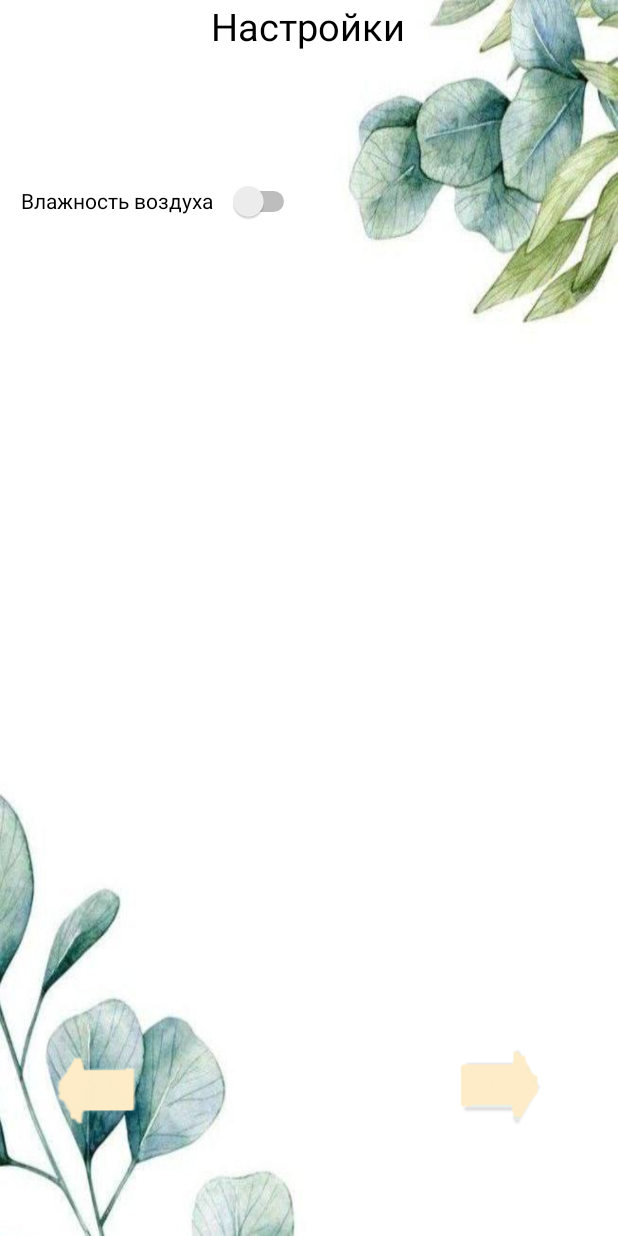
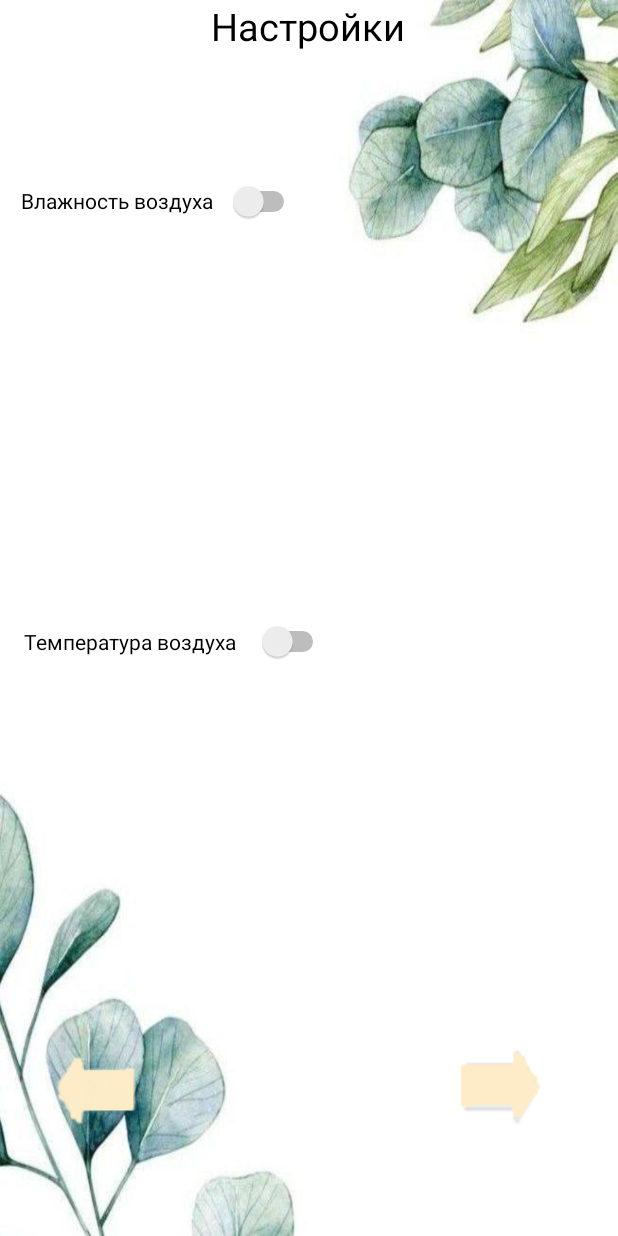
Before and after one commit to Kirrius/plantcare-system, an Android app built with Jetpack Compose: the MainActivityreadyscript screen opened directly, with no data from a screen before it, after a tap on an icon or button, on a phone screen of 412 x 824 dp. Run offline under Robolectric (Android 15) with nearby library versions, the phone set to English and light mode, and no system bars; our stand-ins replace Firebase (no records; nobody signed in at launch, a user with empty details on screens opened directly); Roboto replaces fonts that are not available here.

Commit message:
Второй коммит

```diff
--- a/app/src/main/java/com/example/plant_care/MainActivityreadyscript.kt
+++ b/app/src/main/java/com/example/plant_care/MainActivityreadyscript.kt
@@ -26,6 +26,8 @@ import kotlin.jvm.java
 import kotlin.collections.set
 import kotlin.io.use
 import kotlin.text.isNullOrEmpty
+import android.util.Log
+import com.google.gson.JsonSyntaxException
 
 class MainActivityreadyscript : AppCompatActivity() {
 
@@ -37,18 +39,25 @@ class MainActivityreadyscript : AppCompatActivity() {
     @SuppressLint("UseSwitchCompatOrMaterialCode")
     private lateinit var wateringSwitch: Switch
     private lateinit var wateringSwitchuv: Switch
+    private lateinit var TempSwitch: Switch
     private lateinit var wateringTextView: TextView
     private lateinit var wateringTextViewuv: TextView
+    private lateinit var TempTextView: TextView
     private lateinit var wateringn1TextView: TextView
     private lateinit var wateringn2TextView: TextView
     private lateinit var wateringnuv1TextView: TextView
     private lateinit var wateringnuv2TextView: TextView
+    private lateinit var TempTextViewt1: TextView
+    private lateinit var TempTextViewt2: TextView
     private lateinit var wateringEditText1: EditText
     private lateinit var wateringEditText2: EditText
     private lateinit var wateringEditTextuv1: EditText
     private lateinit var wateringEditTextuv2: EditText
+    private lateinit var TempEditText1: EditText
+    private lateinit var TempEditText2: EditText
     private lateinit var wateringnButton: Button
     private lateinit var wateringnuvButton: Button
+    private lateinit var TempButton: Button
     private lateinit var saveButton: Button
     private lateinit var vpravoButton: ImageButton
     private lateinit var activityResultLauncher: ActivityResultLauncher<Intent>
@@ -65,10 +74,10 @@ class MainActivityreadyscript : AppCompatActivity() {
             "   - Если уровень влажности почвы > n.2%.\n" +
             "   - Отправить уведомление.\n"
 
-    val textn1 = "введите n1:"
-    val textn2 = "введите n2:"
-    val textnuv1 = "введите n.1:"
-    val textnuv2 = "введит n.2:"
+    val textn1 = "введите\nn1:"
+    val textn2 = "введите\nn2:"
+    val textnuv1 = "введите\nn.1:"
+    val textnuv2 = "введит\nn.2:"
     private val REQUEST_CODE = 1
 
     @SuppressLint("MissingInflatedId")
@@ -77,38 +86,49 @@ class MainActivityreadyscript : AppCompatActivity() {
         enableEdgeToEdge()
         setContentView(R.layout.activity_main_activityreadyscript)
 
-        var n1 = "" // влажность почвы
-        var n2 = ""
-        var n1v = ""// влажность почвы(уведомления)
-        var n2v = ""
-        var m1Int = -1 // влажность воздуха
-        var m2Int = -1
+        var n1 = intent.getStringExtra("n1") ?: "" // влажность почвы
+        var n2 = intent.getStringExtra("n2") ?: ""
+        var n1v = intent.getStringExtra("n1v") ?: ""// влажность почвы(уведомления)
+        var n2v = intent.getStringExtra("n2v") ?: ""
+        var m1 = intent.getStringExtra("m1") ?: ""// влажность воздуха
+        var m2 = intent.getStringExtra("m2") ?: ""
+        var t1 = intent.getStringExtra("t1") ?: "" // температура воздуха
+        var t2 = intent.getStringExtra("t2") ?: ""
+        var AirHumiditySwitchState = intent.getBooleanExtra("AirHumidityswitchState", false)
+        var TempSwitchState = intent.getBooleanExtra("TempswitchState", false)
         var firebaseAuth = FirebaseAuth.getInstance()
         var currentUser: FirebaseUser? = firebaseAuth.currentUser
         var hostId = currentUser?.uid ?: "Пользователь не аутентифицирован"
-        var hostPassword = intent.getStringExtra("Password")
+      //  var hostPassword = intent.getStringExtra("Password")
+        val sharedPreferences = getSharedPreferences("MyPrefs", MODE_PRIVATE)
+        var hostPassword = sharedPreferences.getString("Password", "default_value")
         var setting = mutableMapOf<String, Any?>()
-        var minimumAirHumidity = intent.getStringExtra("m1Int")
-        var maximumAirHumidity = intent.getStringExtra("m2Int")
-        setting["minimumSoilMoisture"] = "" // min влажность почвы
-        setting["maximumSoilMoisture"] = "" // max влажность почвы
-        setting["minimumNotificationHumidity"] = "" // min влажность почвы(уведомления)
-        setting["maximumNotificationHumidity"] = "" // max влажность почвы(уведомления)
+        var minimumAirHumidity = intent.getIntExtra("m1Int", -1)
+        var maximumAirHumidity = intent.getIntExtra("m2Int", -1)
+        var minimumTemp = intent.getIntExtra("t1Int", -1)
+        var maximumTemp = intent.getIntExtra("t2Int", -1)
+
+        setting["minSoilMoist"] = "" // min влажность почвы
+        setting["maxSoilMoist"] = "" // max влажность почвы
+        setting["minNotifHumid"] = "" // min влажность почвы(уведомления)
+        setting["maxNotifHumid"] = "" // max влажность почвы(уведомления)
         setting["hostId"] = hostId
         if (hostPassword != null) {
             // Теперь вы можете безопасно использовать hostPassword как String
             setting["hostPassword"] = hostPassword
         }
-        if(minimumAirHumidity != null){
-            setting["minimumAirHumidity"] = minimumAirHumidity // влажность воздуха
+        if(minimumAirHumidity != -1){
+            setting["minAirHumid"] = minimumAirHumidity // влажность воздуха
         }
-        if(minimumAirHumidity != null){
-            setting["maximumAirHumidity"] = minimumAirHumidity // влажность воздуха
+        if(minimumAirHumidity != -1){
+            setting["maxAirHumid"] = minimumAirHumidity // влажность воздуха
         }
-        setting["minimumAirHumidity"] = minimumAirHumidity // влажность воздуха
-        setting["maximumAirHumidity"] = maximumAirHumidity
-        setting["minimumAirTemperature"] = 0 // темпераутра воздуха
-        setting["maximumAirTemperature"] = 0
+        if(minimumTemp != - 1){
+            setting["minAirTemper"] = minimumTemp // температура воздуха
+        }
+        if(maximumTemp != - 1){
+            setting["maxAirTemper"] = maximumTemp // температура воздуха
+        }
 
         wateringSwitch = findViewById(R.id.switch2)
         wateringSwitchuv = findViewById(R.id.switch3)
@@ -128,7 +148,7 @@ class MainActivityreadyscript : AppCompatActivity() {
         vpravoButton= findViewById(R.id.imageButton9)
 
         wateringSwitch.setOnCheckedChangeListener { _, isChecked ->
-            if (wateringSwitch.isChecked) {
+            if (isChecked) {
                 wateringTextView.text = textwatering // Устанавливаем текст при включении
                 wateringn1TextView.text = textn1
                 wateringn2TextView.text = textn2
@@ -138,8 +158,6 @@ class MainActivityreadyscript : AppCompatActivity() {
                 wateringTextView.visibility = View.VISIBLE // Показываем текст
                 wateringEditText1.visibility = View.VISIBLE // Показываем EditText
                 wateringEditText2.visibility = View.VISIBLE // Показываем EditText
-                wateringEditText1.setText(n1)
-                wateringEditText2.setText(n2)
                 wateringnButton.setOnClickListener {
                     n1 = wateringEditText1.text.toString()
                     n2 = wateringEditText2.text.toString()
@@ -147,8 +165,8 @@ class MainActivityreadyscript : AppCompatActivity() {
                     var n2Int = n2.toIntOrNull()
 
                     if(n1Int != null && n2Int != null){
-                        setting["minimumSoilMoisture"] = n1Int
-                        setting["maximumSoilMoisture"] = n2Int
+                        setting["minSoilMoist"] = n1Int
+                        setting["maxSoilMoist"] = n2Int
                     } else {
                         Toast.makeText(this, "Пожалуйста, введите корректные значения", Toast.LENGTH_SHORT).show()
                     }
@@ -181,8 +199,8 @@ class MainActivityreadyscript : AppCompatActivity() {
                     var nv1Int = n1v.toIntOrNull()
                     var nv2Int = n2v.toIntOrNull()
                     if (nv1Int != null && nv2Int != null){
-                        setting["minimumNotificationHumidity"] = nv1Int
-                        setting["maximumNotificationHumidity"] = nv2Int
+                        setting["minNotifHumid"] = nv1Int
+                        setting["maxNotifHumid"] = nv2Int
                     } else {
                         Toast.makeText(this, "Пожалуйста, введите корректные значения", Toast.LENGTH_SHORT).show()
                     }
@@ -203,13 +221,22 @@ class MainActivityreadyscript : AppCompatActivity() {
         ) { result ->
             if (result.resultCode == RESULT_OK) {
                 val data = result.data
+                AirHumiditySwitchState = data?.getBooleanExtra("AirHumidityswitchState", false) ?: false
+                TempSwitchState = data?.getBooleanExtra("TempswitchState", false) ?: false
                 var wateringswitchState = data?.getBooleanExtra("wateringswitchState", false) ?: false
-                wateringSwitch.isChecked = wateringswitchState
                 var wateringswitchuvState = data?.getBooleanExtra("wateringswitchuvState", false) ?: false
+                minimumAirHumidity = data?.getIntExtra("m1Int", -1) ?: -1
+                maximumAirHumidity = data?.getIntExtra("m2Int", -1) ?: -1
+                minimumTemp = data?.getIntExtra("t1Int", -1) ?: -1
+                maximumTemp = data?.getIntExtra("t2Int", -1) ?: -1
                 n1 = data?.getStringExtra("n1") ?: ""
                 n2 = data?.getStringExtra("n2") ?: ""
                 n1v = data?.getStringExtra("n1v") ?: ""
                 n2v = data?.getStringExtra("n2v") ?: ""
+                m1 = data?.getStringExtra("m1") ?: ""
+                m2 = data?.getStringExtra("m2") ?: ""
+                t1 = data?.getStringExtra("t1") ?: ""
+                t2 = data?.getStringExtra("t2") ?: ""
             }
         }
 
@@ -222,8 +249,8 @@ class MainActivityreadyscript : AppCompatActivity() {
                 var n2Int = n2.toIntOrNull()
 
                 if (n1Int != null && n2Int != null) {
-                    setting["minimumSoilMoisture"] = n1Int
-                    setting["maximumSoilMoisture"] = n2Int
+                    setting["minSoilMoist"] = n1Int
+                    setting["maxSoilMoist"] = n2Int
                 }
                 else {
                     Toast.makeText(this, "Пожалуйста, введите значения для полива", Toast.LENGTH_SHORT).show()
@@ -231,8 +258,8 @@ class MainActivityreadyscript : AppCompatActivity() {
                 }
             }
             else {
-                setting["minimumSoilMoisture"] = 1000
-                setting["maximumSoilMoisture"] = 1000
+                setting["minSoilMoist"] = 1000
+                setting["maxSoilMoist"] = 1000
             }
             if (wateringSwitchuv.isChecked){
                 n1v = wateringEditTextuv1.text.toString()
@@ -242,8 +269,8 @@ class MainActivityreadyscript : AppCompatActivity() {
                 var nv2Int = n2v.toIntOrNull()
 
                 if(nv1Int != null && nv2Int != null){
-                    setting["minimumNotificationHumidity"] = nv1Int
-                    setting["maximumNotificationHumidity"] = nv2Int
+                    setting["minNotifHumid"] = nv1Int
+                    setting["maxNotifHumid"] = nv2Int
                 }
                 else {
                     Toast.makeText(this, "Пожалуйста, введите значения для полива", Toast.LENGTH_SHORT).show()
@@ -251,23 +278,61 @@ class MainActivityreadyscript : AppCompatActivity() {
                 }
             }
             else {
-                setting["minimumNotificationHumidity"] = 1000
-                setting["maximumNotificationHumidity"] = 1000
+                setting["minNotifHumid"] = 1000
+                setting["maxNotifHumid"] = 1000
+            }
+            if(AirHumiditySwitchState){
+                if(minimumAirHumidity != -1 && maximumAirHumidity != -1){
+                    setting["minAirHumid"] = minimumAirHumidity
+                    setting["maxAirHumid"] = maximumAirHumidity
+                }
+                else {
+                    Toast.makeText(this, "Введите значения для влажности воздуха", Toast.LENGTH_SHORT).show()
+                    return@setOnClickListener
+                }
+            }
+            else{
+                setting["minAirHumid"] = 1000
+                setting["maxAirHumid"] = 1000
+            }
+            if(TempSwitchState){
+                if(minimumTemp != -1 && maximumTemp != -1){
+                    setting["minAirTemper"] = minimumTemp
+                    setting["maxAirTemper"] = maximumTemp
+                }
+                else {
+                    Toast.makeText(this, "Введите значения для температуры воздуха", Toast.LENGTH_SHORT).show()
+                    return@setOnClickListener
+                }
+            }
+            else {
+                setting["minAirTemper"] = 1000
+                setting["maxAirTemper"] = 1000
+            }
+            setting.forEach { (key, value) ->
+                Log.d("Settings", "$key: $value")
             }
             postRequest(setting)
         }
 
         vpravoButton.setOnClickListener{
             var intent = Intent(this, MainActivityreadyscript2::class.java)
-
             intent.putExtra("wateringswitchState", wateringSwitch.isChecked)
             intent.putExtra("wateringswitchuvState", wateringSwitchuv.isChecked)
+            intent.putExtra("AirHumidityswitchState", AirHumiditySwitchState) // Передаем состояние свитча
+            intent.putExtra("TempswitchState", TempSwitchState)
             intent.putExtra("n1", n1)
             intent.putExtra("n2", n2)
             intent.putExtra("n1v", n1v)
             intent.putExtra("n2v", n2v)
-            intent.putExtra("m1", m1Int)
-            intent.putExtra("m2", m2Int)
+            intent.putExtra("m1", m1)
+            intent.putExtra("m2", m2)
+            intent.putExtra("t1", t1)
+            intent.putExtra("t2", t2)
+            intent.putExtra("m1Int", minimumAirHumidity)
+            intent.putExtra("m2Int", maximumAirHumidity)
+            intent.putExtra("t1Int", minimumTemp)
+            intent.putExtra("t2Int", maximumTemp)
             activityResultLauncher.launch(intent) // Запускаем вторую активность
         }
 
@@ -279,28 +344,8 @@ class MainActivityreadyscript : AppCompatActivity() {
             insets
         }
     }
-    /*
-    fun updateInterfaceVisibility(setting: MutableMap<String, Any?>,isChecked: Boolean, n1: String, n2: String) {
-        if (isChecked) {
-            wateringTextView.text = textwatering // Устанавливаем текст при включении
-            wateringn1TextView.text = textn1
-            wateringn2TextView.text = textn2
-            wateringn1TextView.visibility = View.VISIBLE
-            wateringn2TextView.visibility = View.VISIBLE
-            wateringnButton.visibility = View.VISIBLE // Показываем кнопку
-            wateringTextView.visibility = View.VISIBLE // Показываем текст
-            wateringEditText1.visibility = View.VISIBLE // Показываем EditText
-            wateringEditText1.setText(n1)
-            wateringEditText2.visibility = View.VISIBLE // Показываем EditText
-            wateringEditText2.setText(n2)
-            return
-        }
-        return
-    }
-     */
 
-
-    private fun postRequest(setting: Map<String, Any?>) { // Указываем, что setting — это словарь
+    private fun postRequest(setting: Map<String, Any?>) {
         val client = OkHttpClient()
         val gson = Gson()
 
@@ -312,7 +357,7 @@ class MainActivityreadyscript : AppCompatActivity() {
 
         // Создание запроса
         val request = Request.Builder()
-            .url("https://yourapi.com/endpoint") // Замените на ваш URL
+            .url("https://www.plantsystem.ru/createScript") // Замените на ваш URL
             .post(requestBody)
             .build()
 
@@ -320,18 +365,70 @@ class MainActivityreadyscript : AppCompatActivity() {
         client.newCall(request).enqueue(object : Callback {
             override fun onFailure(call: Call, e: IOException) {
                 e.printStackTrace() // Обработка ошибки
+                Log.e("POST_REQUEST", "Ошибка при отправке запроса: ${e.message}")
             }
 
             override fun onResponse(call: Call, response: Response) {
                 response.use {
-                    if (!response.isSuccessful) throw IOException("Unexpected code $response")
+                    if (!response.isSuccessful) {
+                        Log.e("POST_REQUEST", "Ошибка от сервера: ${response.code} - ${response.message}")
+                        throw IOException("Unexpected code $response")
+                    }
 
-                    // Обработка успешного ответа
-                    val responseData = response.body?.string()
-                    val serverResponse = gson.fromJson(responseData, ServerResponse::class.java)
+                    // Получаем строку ответа
+                    val responseData = response.body?.string() ?: ""
 
+                    // Если ответ пустой
+                    if (responseData.isEmpty()) {
+                        Log.e("POST_REQUEST", "Ответ пустой")
+                        return
+                    }
+
+                    // Обрабатываем ответ с кодом 500
+                    if (response.code == 500) {
+                        try {
+                            val errorResponse = gson.fromJson(responseData, ErrorResponse::class.java)
+                            Log.e("POST_REQUEST", "Ошибка на сервере: ${errorResponse.error} - ${errorResponse.details}")
+                        } catch (e: JsonSyntaxException) {
+                            Log.e("POST_REQUEST", "Ошибка при парсинге ошибки: ${e.message}")
+                        }
+                    }
+
+                    // Обрабатываем ответ с кодом 201
+                    if (response.code == 201) {
+                        try {
+                            // Парсим ответ с двумя фрагментами (JSON и целое число)
+                            val tupleResponse = gson.fromJson(responseData, TupleResponse::class.java)
+
+                            // Доступ к данным в ответе
+                            Log.d("POST_REQUEST", "Запрос успешно выполнен, ответ: ${tupleResponse.data.message}, script id: ${tupleResponse.data.scriptId}")
+                            Log.d("POST_REQUEST", "Status code: ${tupleResponse.statusCode}")
+                        } catch (e: JsonSyntaxException) {
+                            Log.e("POST_REQUEST", "Ошибка при парсинге успешного ответа: ${e.message}")
+                        }
+                    }
                 }
             }
         })
     }
+
+// Классы для парсинга ответов от сервера
+
+    // Класс для вложенного объекта данных
+    data class DataResponse(
+        val message: String,
+        val scriptId: String // или другой тип, в зависимости от структуры данных
+    )
+
+    // Класс для полного ответа от сервера
+    data class TupleResponse(
+        val data: DataResponse,  // Вложенный объект с данными
+        val statusCode: Int      // Статусный код (целое число)
+    )
+
+    // Класс для обработки ошибок (если нужно)
+    data class ErrorResponse(
+        val error: String,
+        val details: String
+    )
 }
--- a/app/src/main/res/layout/activity_main_activityreadyscript2.xml
+++ b/app/src/main/res/layout/activity_main_activityreadyscript2.xml
@@ -51,6 +51,21 @@
         app:layout_constraintTop_toTopOf="parent"
         app:layout_constraintVertical_bias="0.391" />
 
+    <Button
+        android:id="@+id/button12"
+        android:layout_width="149dp"
+        android:layout_height="74dp"
+        android:backgroundTint="@color/reg_button_colour"
+        android:text="Сохранить"
+        android:textColor="@color/black"
+        app:layout_constraintBottom_toBottomOf="parent"
+        app:layout_constraintEnd_toEndOf="parent"
+        android:visibility="gone"
+        app:layout_constraintHorizontal_bias="0.893"
+        app:layout_constraintStart_toStartOf="parent"
+        app:layout_constraintTop_toTopOf="parent"
+        app:layout_constraintVertical_bias="0.776" />
+
     <EditText
         android:id="@+id/editTextText5"
         android:layout_width="119dp"
@@ -59,12 +74,27 @@
         android:inputType="text"
         app:layout_constraintBottom_toBottomOf="parent"
         app:layout_constraintEnd_toEndOf="parent"
-        app:layout_constraintHorizontal_bias="0.294"
+        app:layout_constraintHorizontal_bias="0.303"
         android:visibility="gone"
         android:textColor="@color/black"
         app:layout_constraintStart_toStartOf="parent"
         app:layout_constraintTop_toTopOf="parent"
         app:layout_constraintVertical_bias="0.419" />
+
+    <EditText
+        android:id="@+id/editTextText9"
+        android:layout_width="119dp"
+        android:layout_height="42dp"
+        android:ems="10"
+        android:inputType="text"
+        android:textColor="@color/black"
+        app:layout_constraintBottom_toBottomOf="parent"
+        app:layout_constraintEnd_toEndOf="parent"
+        android:visibility="gone"
+        app:layout_constraintHorizontal_bias="0.304"
+        app:layout_constraintStart_toStartOf="parent"
+        app:layout_constraintTop_toTopOf="parent"
+        app:layout_constraintVertical_bias="0.786" />
 
     <EditText
         android:id="@+id/editTextText7"
@@ -74,12 +104,27 @@
         android:inputType="text"
         app:layout_constraintBottom_toBottomOf="parent"
         app:layout_constraintEnd_toEndOf="parent"
-        app:layout_constraintHorizontal_bias="0.294"
+        app:layout_constraintHorizontal_bias="0.303"
         android:visibility="gone"
         android:textColor="@color/black"
         app:layout_constraintStart_toStartOf="parent"
         app:layout_constraintTop_toTopOf="parent"
         app:layout_constraintVertical_bias="0.358" />
+
+    <EditText
+        android:id="@+id/editTextText8"
+        android:layout_width="119dp"
+        android:layout_height="42dp"
+        android:ems="10"
+        android:inputType="text"
+        android:textColor="@color/black"
+        app:layout_constraintBottom_toBottomOf="parent"
+        app:layout_constraintEnd_toEndOf="parent"
+        android:visibility="gone"
+        app:layout_constraintHorizontal_bias="0.304"
+        app:layout_constraintStart_toStartOf="parent"
+        app:layout_constraintTop_toTopOf="parent"
+        app:layout_constraintVertical_bias="0.725" />
 
     <TextView
         android:id="@+id/textView15"
@@ -95,6 +140,19 @@
         app:layout_constraintVertical_bias="0.358" />
 
     <TextView
+        android:id="@+id/textView18"
+        android:layout_width="86dp"
+        android:layout_height="42dp"
+        android:textColor="@color/black"
+        android:visibility="gone"
+        app:layout_constraintBottom_toBottomOf="parent"
+        app:layout_constraintEnd_toEndOf="parent"
+        app:layout_constraintHorizontal_bias="0.009"
+        app:layout_constraintStart_toStartOf="parent"
+        app:layout_constraintTop_toTopOf="parent"
+        app:layout_constraintVertical_bias="0.725" />
+
+    <TextView
         android:id="@+id/textView16"
         android:layout_width="86dp"
         android:layout_height="42dp"
@@ -106,6 +164,19 @@
         app:layout_constraintStart_toStartOf="parent"
         app:layout_constraintTop_toTopOf="parent"
         app:layout_constraintVertical_bias="0.419" />
+
+    <TextView
+        android:id="@+id/textView19"
+        android:layout_width="86dp"
+        android:layout_height="42dp"
+        android:textColor="@color/black"
+        android:visibility="gone"
+        app:layout_constraintBottom_toBottomOf="parent"
+        app:layout_constraintEnd_toEndOf="parent"
+        app:layout_constraintHorizontal_bias="0.009"
+        app:layout_constraintStart_toStartOf="parent"
+        app:layout_constraintTop_toTopOf="parent"
+        app:layout_constraintVertical_bias="0.786" />
 
     <TextView
         android:id="@+id/textView12"
@@ -120,6 +191,19 @@
         app:layout_constraintTop_toTopOf="parent"
         app:layout_constraintVertical_bias="0.235" />
 
+    <TextView
+        android:id="@+id/textView17"
+        android:layout_width="397dp"
+        android:layout_height="98dp"
+        android:textColor="@color/black"
+        app:layout_constraintBottom_toBottomOf="parent"
+        android:visibility="gone"
+        app:layout_constraintEnd_toEndOf="parent"
+        app:layout_constraintHorizontal_bias="0.0"
+        app:layout_constraintStart_toStartOf="parent"
+        app:layout_constraintTop_toTopOf="parent"
+        app:layout_constraintVertical_bias="0.635" />
+
     <Switch
         android:id="@+id/switch1"
         android:textColor="@color/black"
@@ -132,6 +216,19 @@
         app:layout_constraintStart_toStartOf="parent"
         app:layout_constraintTop_toTopOf="parent"
         app:layout_constraintVertical_bias="0.137" />
+
+    <Switch
+        android:id="@+id/switch4"
+        android:layout_width="203dp"
+        android:layout_height="46dp"
+        android:text="Температура воздуха"
+        android:textColor="@color/black"
+        app:layout_constraintBottom_toBottomOf="parent"
+        app:layout_constraintEnd_toEndOf="parent"
+        app:layout_constraintHorizontal_bias="0.076"
+        app:layout_constraintStart_toStartOf="parent"
+        app:layout_constraintTop_toTopOf="parent"
+        app:layout_constraintVertical_bias="0.52" />
 
     <TextView
         android:id="@+id/textView7"
```
Also changed, not shown: app/src/main/java/com/example/plant_care/MainActivityLogin.kt (+8 -1 lines), app/src/main/java/com/example/plant_care/MainActivityreadyscript2.kt (+212 -14 lines), app/src/main/res/layout/activity_main.xml (+8 -7 lines), app/src/main/res/layout/activity_main_activityreadyscript.xml (+12 -12 lines).
